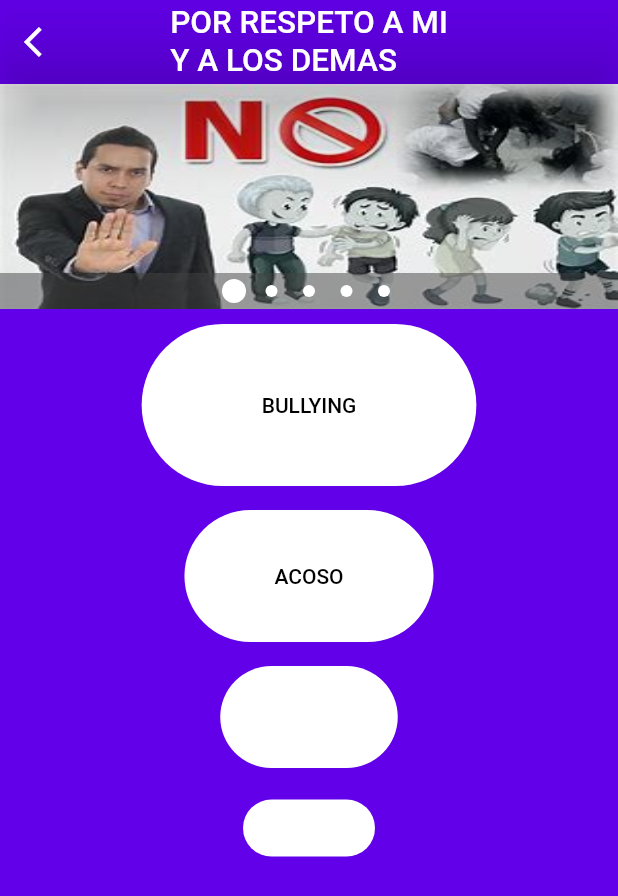
After one commit to armandogb12345/Cozcyt_ProJuventudSaludable, a Flutter app: the PorRespetoAmiYALosDemas screen opened directly, on a phone screen of 412 x 824 dp. The commit adds this screen. Shown: the top 896 px of the screen. Run offline on Flutter 3.47's test engine with Material 2 defaults, Android fonts, the phone set to English and light mode, and no system bars; drawn by our look-alikes of carousel_pro; Roboto replaces fonts that are missing (Armando).

Commit message:
Se añadio la primer pantalla con slider de a cada eje transversal

```diff
--- /dev/null
+++ b/02_Implementación/03_Componentes_Software/pro_juventudsaludable/lib/PorRespetoAALDemas.dart
@@ -0,0 +1,152 @@
+import 'package:flutter/material.dart';
+import 'package:carousel_pro/carousel_pro.dart';
+
+void main() => runApp(MaterialApp(
+  debugShowCheckedModeBanner: false,
+  title: '',
+  home: PorRespetoAmiYALosDemas(),
+));
+class PorRespetoAmiYALosDemas extends StatefulWidget {
+  @override
+  _PorRespetoAmiYALosDemasState createState() => _PorRespetoAmiYALosDemasState();
+}
+class _PorRespetoAmiYALosDemasState extends State<PorRespetoAmiYALosDemas> {
+  @override
+  Widget build(BuildContext context) {
+     Widget image_slider_carousel = Container(
+      height: 150,
+      child: Carousel(
+        boxFit: BoxFit.fill,
+        images: [
+          AssetImage('assets/SliderPantalla2/image1.jpg'),
+          AssetImage('assets/SliderPantalla2/image3.jpg'),
+          AssetImage('assets/SliderPantalla2/image4.jpg'),
+          AssetImage('assets/SliderPantalla2/image5.jpg'),
+          AssetImage('assets/SliderPantalla2/image6.jpg'),
+        ],
+        indicatorBgPadding: 4.0,
+        animationCurve: Curves.fastLinearToSlowEaseIn,
+        animationDuration: Duration(milliseconds: 2000),
+      ),
+    );
+    return Scaffold(
+      backgroundColor: Color(0XFF6200EA),
+      appBar: AppBar(
+        leading: IconButton(
+          onPressed: () {
+            Navigator.of(context).pop();
+          },
+          icon: Icon(Icons.arrow_back_ios),
+          color: Colors.white,
+        ),
+        backgroundColor: Colors.transparent,
+        elevation: 20.0,
+        title: Text('\POR RESPETO A MI\nY A LOS DEMAS',
+        style: TextStyle(fontFamily: 'Armando',fontSize: 21.0, color: Colors.white)),
+       centerTitle: true,
+        ),
+    body: ListView(children: <Widget>[image_slider_carousel,
+    SizedBox(height: 10.0),
+        Container(
+          height: MediaQuery.of(context).size.height - 185.0,
+           ///////////////////////////////////////////////
+            child: Column(
+              children: <Widget>[
+                  Row(
+              mainAxisAlignment: MainAxisAlignment.center,
+              children: <Widget>[
+                 FlatButton(
+                   padding: EdgeInsets.only(
+                     top: 30,
+                     bottom: 30,
+                      right: 80,
+                      left: 80,
+                   ),
+                   color: Colors.white,
+                   child: Text( "\nBULLYING\n",textAlign: TextAlign.center,),
+                  onPressed: (){},
+                   shape: RoundedRectangleBorder(borderRadius: BorderRadius.circular(80.0)),
+                      textColor: Colors.black,
+                      highlightColor: Colors.white
+                      ),
+              ]
+            ),
+         Text('',
+         textAlign: TextAlign.center,
+         overflow: TextOverflow.ellipsis,
+         style: TextStyle(fontWeight: FontWeight.bold, fontFamily: 'nombrefuente'),
+         ),
+          Row(
+              mainAxisAlignment: MainAxisAlignment.center,
+              children: <Widget>[
+                FlatButton(
+                   padding: EdgeInsets.only(
+                     top: 20,
+                     bottom: 20,
+                      right: 60,
+                      left: 60,
+                   ),
+                   color: Colors.white,
+                   child: Text( "\nACOSO\n",textAlign: TextAlign.center,),
+                  onPressed: (){},
+                   shape: RoundedRectangleBorder(borderRadius: BorderRadius.circular(80.0)),
+                      textColor: Colors.black,
+                      highlightColor: Colors.white
+                      ),
+              ]
+            ),
+              Text('',
+         textAlign: TextAlign.center,
+         overflow: TextOverflow.ellipsis,
+         style: TextStyle(fontWeight: FontWeight.bold, fontFamily: 'nombrefuente'),
+         ),
+          Row(
+              mainAxisAlignment: MainAxisAlignment.center,
+              children: <Widget>[
+                FlatButton(
+                   padding: EdgeInsets.only(
+                     top: 10,
+                     bottom: 10,
+                      right: 40,
+                      left: 40,
+                   ),
+                   color: Colors.white,
+                   child: Text( "\n            \n",textAlign: TextAlign.center,),
+                  onPressed: (){},
+                   shape: RoundedRectangleBorder(borderRadius: BorderRadius.circular(80.0)),
+                      textColor: Colors.black,
+                      highlightColor: Colors.white
+                      ),
+              ]
+            ),
+              Text('',
+         textAlign: TextAlign.center,
+         overflow: TextOverflow.ellipsis,
+         style: TextStyle(fontWeight: FontWeight.bold, fontFamily: 'nombrefuente'),
+         ),
+          Row(
+              mainAxisAlignment: MainAxisAlignment.center,
+              children: <Widget>[
+                FlatButton(
+                   padding: EdgeInsets.only(
+                     top: 3,
+                     bottom: 3,
+                      right: 1,
+                      left: 1,
+                   ),
+                   color: Colors.white,
+                   child: Text( "\n",textAlign: TextAlign.center,),
+                  onPressed: (){},
+                   shape: RoundedRectangleBorder(borderRadius: BorderRadius.circular(80.0)),
+                      textColor: Colors.black,
+                      highlightColor: Colors.white
+                      ),
+              ]
+            ),
+              ]
+            )
+            ),
+    ],),
+    );
+  }
+}
```
Also changed, not shown: 02_Implementación/03_Componentes_Software/pro_juventudsaludable/lib/EjesTransversale.dart (+107 -208 lines), 02_Implementación/03_Componentes_Software/pro_juventudsaludable/lib/main.dart (+15 -3 lines), 02_Implementación/03_Componentes_Software/pro_juventudsaludable/pubspec.yaml (+20 -1 lines), 02_Implementación/03_Componentes_Software/pro_juventudsaludable/assets/SliderPantalla1/image1.jpg (added), 02_Implementación/03_Componentes_Software/pro_juventudsaludable/assets/SliderPantalla1/image3.jpg (added), 02_Implementación/03_Componentes_Software/pro_juventudsaludable/assets/SliderPantalla1/image4.jpg (added), 02_Implementación/03_Componentes_Software/pro_juventudsaludable/assets/SliderPantalla1/image5.jpg (added), 02_Implementación/03_Componentes_Software/pro_juventudsaludable/assets/SliderPantalla1/image6.jpg (added), 02_Implementación/03_Componentes_Software/pro_juventudsaludable/assets/SliderPantalla1/image7.jpg (added), 02_Implementación/03_Componentes_Software/pro_juventudsaludable/assets/SliderPantalla2/image1.jpg (added), 02_Implementación/03_Componentes_Software/pro_juventudsaludable/assets/SliderPantalla2/image3.jpg (added), 02_Implementación/03_Componentes_Software/pro_juventudsaludable/assets/SliderPantalla2/image4.jpg (added), 02_Implementación/03_Componentes_Software/pro_juventudsaludable/assets/SliderPantalla2/image5.jpg (added), 02_Implementación/03_Componentes_Software/pro_juventudsaludable/assets/SliderPantalla2/image6.jpg (added), 2 more files, 26 other files.
